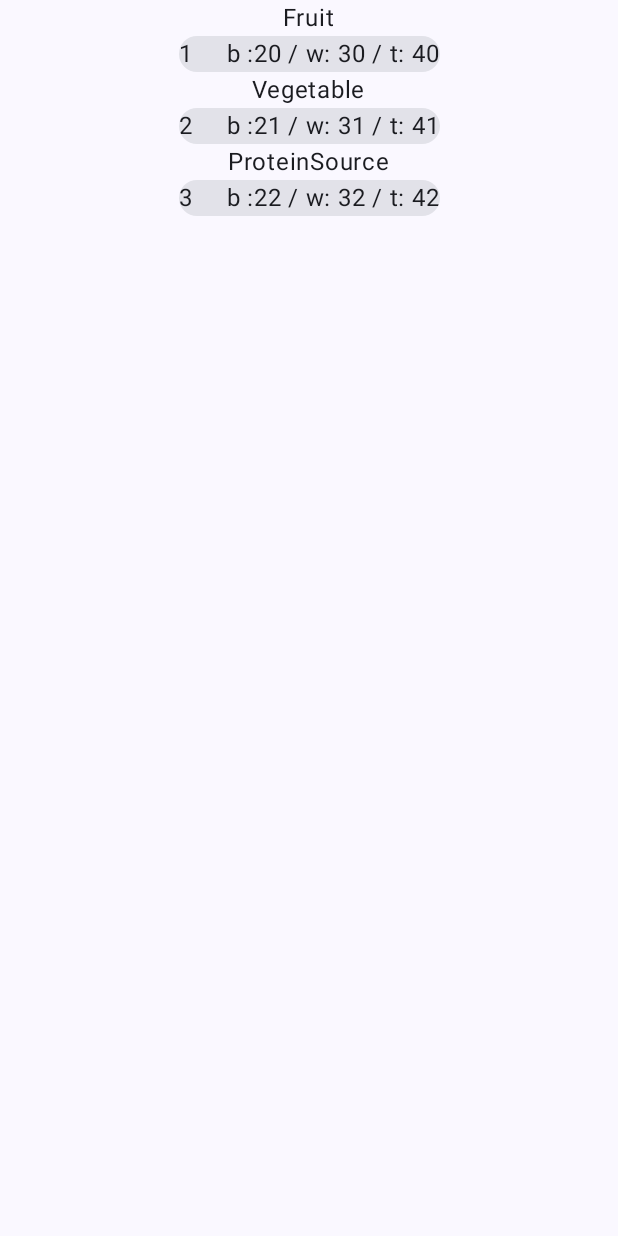
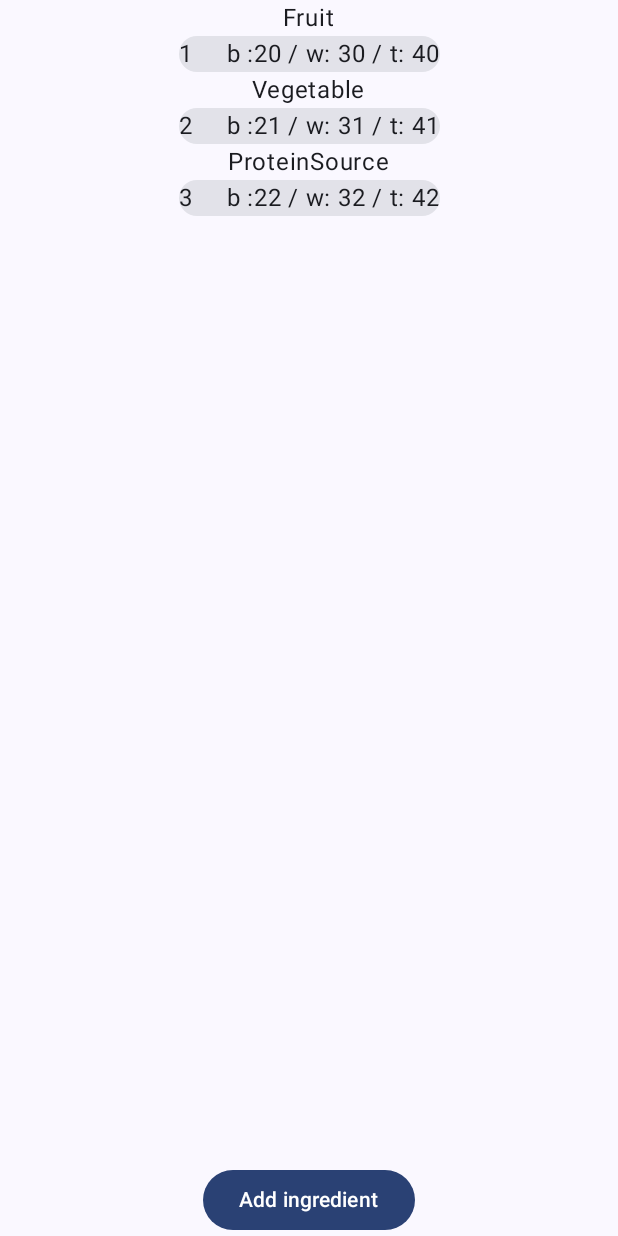
Before and after one commit to pawelpiekny47/DietApp, an Android app built with Jetpack Compose: the screen it shows after launch (MainActivity), on a phone screen of 412 x 824 dp. Run offline under Robolectric (Android 15) with nearby library versions, the light colour scheme and no system bars; our stand-ins replace Room's generated code.

Commit message:
Add ingredient button

```diff
--- a/app/src/main/java/com/example/dietapp/ui/IngredientScreen.kt
+++ b/app/src/main/java/com/example/dietapp/ui/IngredientScreen.kt
@@ -1,6 +1,11 @@
 package com.example.dietapp.ui
 
+import android.graphics.drawable.shapes.Shape
+import androidx.compose.foundation.layout.Arrangement
+import androidx.compose.foundation.layout.Column
+import androidx.compose.foundation.layout.Row
 import androidx.compose.foundation.layout.fillMaxSize
+import androidx.compose.foundation.layout.fillMaxWidth
 import androidx.compose.foundation.lazy.LazyColumn
 import androidx.compose.material3.Card
 import androidx.compose.material3.Text
@@ -9,13 +14,20 @@ import androidx.compose.ui.Alignment
 import androidx.compose.ui.Modifier
 import com.example.dietapp.data.Ingredient
 import androidx.compose.foundation.lazy.items
+import androidx.compose.foundation.shape.CircleShape
+import androidx.compose.material3.Button
+import androidx.compose.material3.Shapes
 import com.example.dietapp.data.FoodCategory
+import org.intellij.lang.annotations.JdkConstants.HorizontalAlignment
 
 @Composable
 fun IngredientScreen(ingredients: List<Ingredient>) {
-
+    Column(
+        verticalArrangement = Arrangement.SpaceBetween,
+        modifier = Modifier.fillMaxSize()
+    ) {
         LazyColumn(
-        modifier = Modifier.fillMaxSize(),
+            modifier = Modifier.fillMaxWidth(),
             horizontalAlignment = Alignment.CenterHorizontally
         ) {
             FoodCategory.values().forEach { foodCategory ->
@@ -31,6 +43,13 @@ fun IngredientScreen(ingredients: List<Ingredient>) {
                 }
             }
         }
+        Button(
+            modifier = Modifier.align(Alignment.CenterHorizontally),
+            shape = CircleShape,
+            onClick = { }) {
+            Text("Add ingredient")
+        }
+    }
 }
 
 @Composable
```
Lines whose indentation alone changed are shown as unchanged.
